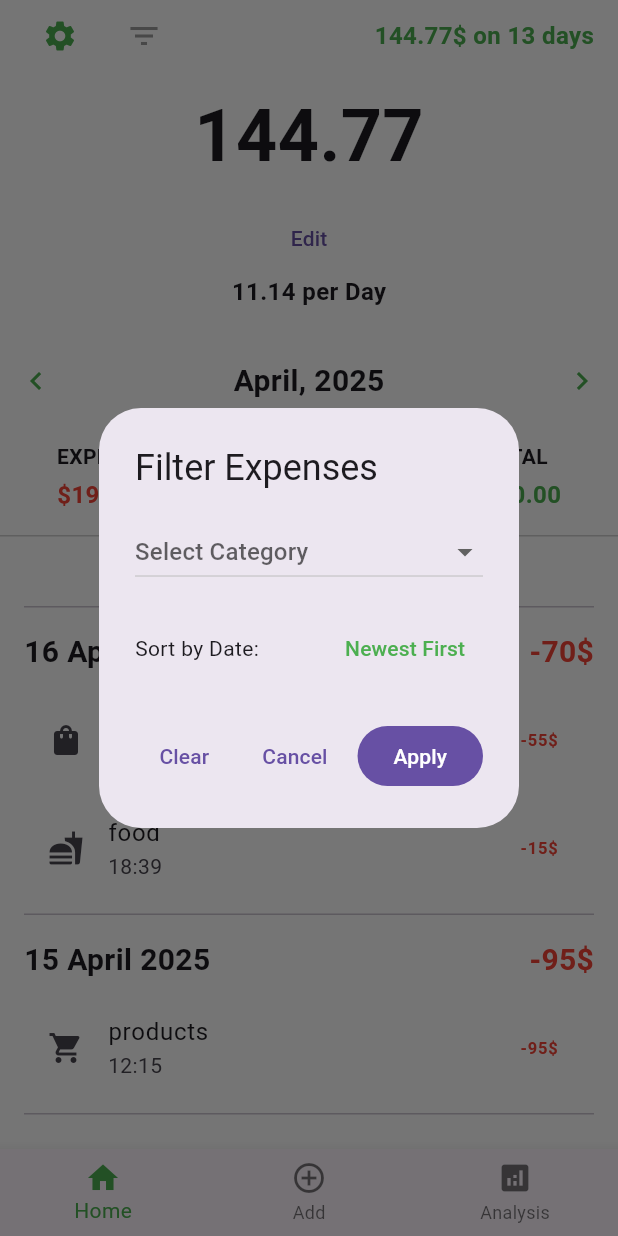
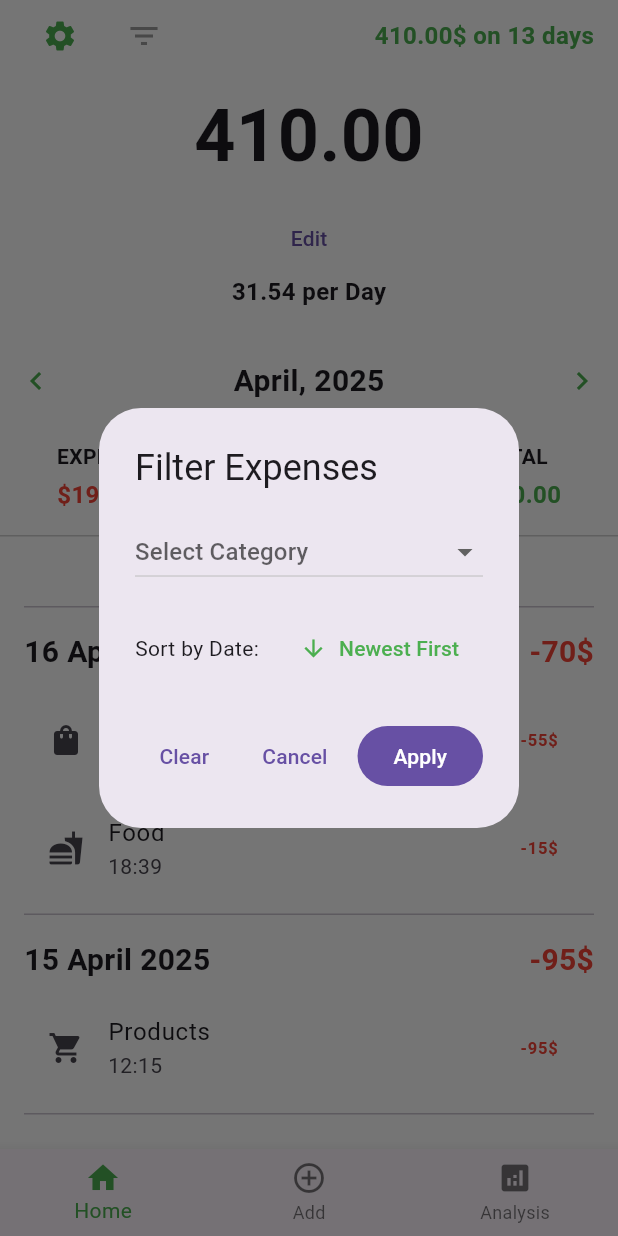
Before and after one commit to Hx8i/Flutter-project, a Flutter app: the screen it shows after launch, scrolled down 227 dp, after a tap on the "filter list" icon, on a phone screen of 412 x 824 dp. Run offline on Flutter 3.47's test engine with Material 3 defaults, Android fonts, the phone set to English and light mode, and no system bars.

```diff
--- a/lib/models/expense.dart
+++ b/lib/models/expense.dart
@@ -1,6 +1,25 @@
 import 'package:flutter/material.dart';
 
-enum ExpenseCategory {
+class ExpenseCategory {
+  final String name;
+  final IconData icon;
+  final bool isCustom;
+
+  const ExpenseCategory._(this.name, this.icon, {this.isCustom = false});
+
+  static const gym = ExpenseCategory._('Gym', Icons.fitness_center);
+  static const shopping = ExpenseCategory._('Shopping', Icons.shopping_bag);
+  static const food = ExpenseCategory._('Food', Icons.fastfood);
+  static const products = ExpenseCategory._('Products', Icons.shopping_cart);
+  static const other = ExpenseCategory._('Other', Icons.more_horiz);
+  static const medicine = ExpenseCategory._('Medicine', Icons.medical_services);
+  static const work = ExpenseCategory._('Work', Icons.work);
+  static const supplements = ExpenseCategory._('Supplements', Icons.medication);
+  static const cafe = ExpenseCategory._('Cafe', Icons.coffee);
+
+  static final List<ExpenseCategory> _customCategories = [];
+
+  static List<ExpenseCategory> get defaultCategories => [
     gym,
     shopping,
     food,
@@ -9,32 +28,34 @@ enum ExpenseCategory {
     medicine,
     work,
     supplements,
-  cafe
+    cafe,
+  ];
+
+  static List<ExpenseCategory> get allCategories => [
+    ...defaultCategories,
+    ..._customCategories,
+  ];
+
+  static ExpenseCategory custom(String name, IconData icon) {
+    final category = ExpenseCategory._(name, icon, isCustom: true);
+    _customCategories.add(category);
+    return category;
   }
 
-extension ExpenseCategoryExtension on ExpenseCategory {
-  IconData get icon {
-    switch (this) {
-      case ExpenseCategory.gym:
-        return Icons.fitness_center;
-      case ExpenseCategory.shopping:
-        return Icons.shopping_bag;
-      case ExpenseCategory.food:
-        return Icons.fastfood;
-      case ExpenseCategory.products:
-        return Icons.shopping_cart;
-      case ExpenseCategory.other:
-        return Icons.more_horiz;
-      case ExpenseCategory.medicine:
-        return Icons.medical_services;
-      case ExpenseCategory.work:
-        return Icons.work;
-      case ExpenseCategory.supplements:
-        return Icons.medication;
-      case ExpenseCategory.cafe:
-        return Icons.coffee;
-    }
-  }
+  @override
+  String toString() => name;
+
+  @override
+  bool operator ==(Object other) =>
+    identical(this, other) ||
+    other is ExpenseCategory &&
+    runtimeType == other.runtimeType &&
+    name == other.name &&
+    icon == other.icon &&
+    isCustom == other.isCustom;
+
+  @override
+  int get hashCode => Object.hash(name, icon, isCustom);
 }
 
 class Expense {
@@ -43,6 +64,7 @@ class Expense {
   final ExpenseCategory category;
   final double amount;
   final bool isIncome;
+  final String? note;
 
   Expense({
     required this.date,
@@ -50,5 +72,6 @@ class Expense {
     required this.category,
     required this.amount,
     this.isIncome = false,
+    this.note,
   });
 }
--- a/lib/screens/home_screen.dart
+++ b/lib/screens/home_screen.dart
@@ -1,28 +1,12 @@
 import 'package:flutter/material.dart';
 import '../models/expense.dart';
 import 'package:intl/intl.dart';
+import 'add_screen.dart';
 
 class HomeScreen extends StatefulWidget {
-  const HomeScreen({super.key});
-
-  @override
-  State<HomeScreen> createState() => _HomeScreenState();
-}
-
-class _HomeScreenState extends State<HomeScreen> {
-  double walletAmount = 144.77;
-  int daysRemaining = 13;
-  bool isEditing = false;
-  late double ExpensePerDay;  // Will be calculated in initState
-  final TextEditingController amountController = TextEditingController();
-  final TextEditingController daysController = TextEditingController();
-  int _selectedIndex = 0;
-  ExpenseCategory? selectedCategory;
-  bool isAscending = false;
-  DateTime selectedMonth = DateTime.now();
-
-  // Sample expense data with historical entries
-  final List<Expense> expenses = [
+  final Expense? initialExpense;
+  // Static list to maintain expenses across screen instances
+  static final List<Expense> allExpenses = [
     // April 2025 (Current month)
     Expense(
       date: DateTime(DateTime.now().subtract(const Duration(days: 0)).year, DateTime.now().subtract(const Duration(days: 0)).month, DateTime.now().subtract(const Duration(days: 0)).day),
@@ -123,39 +107,85 @@ class _HomeScreenState extends State<HomeScreen> {
     ),
   ];
 
+  const HomeScreen({
+    super.key,
+    this.initialExpense,
+  });
+
+  @override
+  State<HomeScreen> createState() => _HomeScreenState();
+}
+
+class _HomeScreenState extends State<HomeScreen> {
+  late double walletAmount;
+  int daysRemaining = 13;
+  bool isEditing = false;
+  late double ExpensePerDay;
+  final TextEditingController amountController = TextEditingController();
+  final TextEditingController daysController = TextEditingController();
+  int _selectedIndex = 0;
+  ExpenseCategory? selectedCategory;
+  bool isAscending = false;
+  DateTime selectedMonth = DateTime.now();
+
   @override
   void initState() {
     super.initState();
-    // Set initial month to April 2025
-    selectedMonth = DateTime(2025, 4);
+    selectedMonth = DateTime.now();
+    _calculateWalletAmount();
     amountController.text = walletAmount.toString();
     daysController.text = daysRemaining.toString();
     _calculateExpensePerDay();
+  }
+
+  void _calculateWalletAmount() {
+    // Calculate wallet amount based on current month's transactions
+    final currentMonthTransactions = HomeScreen.allExpenses.where((e) =>
+      e.date.year == selectedMonth.year &&
+      e.date.month == selectedMonth.month
+    );
+
+    walletAmount = double.parse(
+      currentMonthTransactions.fold<double>(
+        0.0,
+        (sum, expense) => sum + (expense.isIncome ? expense.amount : -expense.amount)
+      ).toStringAsFixed(2)
+    );
+  }
+
+  void _toggleEdit() {
+    setState(() {
+      if (isEditing) {
+        daysRemaining = int.tryParse(daysController.text) ?? daysRemaining;
+        _calculateExpensePerDay();
+      }
+      isEditing = !isEditing;
+    });
   }
 
   void _calculateExpensePerDay() {
     ExpensePerDay = double.parse((walletAmount / daysRemaining).toStringAsFixed(2));
   }
 
-  void _toggleEdit() {
+  void _previousMonth() {
     setState(() {
-      if (isEditing) {
-        // Update wallet amount
-        walletAmount = double.parse(
-          (double.tryParse(amountController.text) ?? walletAmount).toStringAsFixed(2)
-        );
-        // Update days remaining
-        daysRemaining = int.tryParse(daysController.text) ?? daysRemaining;
-        // Recalculate expense per day
-        _calculateExpensePerDay();
-      }
-      isEditing = !isEditing;
+      selectedMonth = DateTime(selectedMonth.year, selectedMonth.month - 1);
+      _calculateWalletAmount();
+      _calculateExpensePerDay();
     });
   }
 
-  // Update the getters for calculations
+  void _nextMonth() {
+    setState(() {
+      selectedMonth = DateTime(selectedMonth.year, selectedMonth.month + 1);
+      _calculateWalletAmount();
+      _calculateExpensePerDay();
+    });
+  }
+
+  // Update the getters for calculations to use the static list
   double get totalExpenses {
-    return double.parse(expenses
+    return double.parse(HomeScreen.allExpenses
         .where((e) => !e.isIncome &&
             e.date.year == selectedMonth.year &&
             e.date.month == selectedMonth.month)
@@ -164,7 +194,7 @@ class _HomeScreenState extends State<HomeScreen> {
   }
 
   double get totalIncome {
-    return double.parse(expenses
+    return double.parse(HomeScreen.allExpenses
         .where((e) => e.isIncome &&
             e.date.year == selectedMonth.year &&
             e.date.month == selectedMonth.month)
@@ -173,18 +203,6 @@ class _HomeScreenState extends State<HomeScreen> {
   }
 
   double get total => double.parse((totalIncome - totalExpenses).toStringAsFixed(2));
-
-  void _previousMonth() {
-    setState(() {
-      selectedMonth = DateTime(selectedMonth.year, selectedMonth.month - 1);
-    });
-  }
-
-  void _nextMonth() {
-    setState(() {
-      selectedMonth = DateTime(selectedMonth.year, selectedMonth.month + 1);
-    });
-  }
 
   @override
   void dispose() {
@@ -231,14 +249,26 @@ class _HomeScreenState extends State<HomeScreen> {
                     isExpanded: true,
                     value: selectedCategory,
                     hint: const Text('Select Category'),
-                    items: ExpenseCategory.values.map((category) {
+                    items: ExpenseCategory.allCategories.map((category) {
                       return DropdownMenuItem(
                         value: category,
                         child: Row(
                           children: [
                             Icon(category.icon, size: 20),
                             const SizedBox(width: 8),
-                            Text(category.toString().split('.').last),
+                            Text(category.name),
+                            if (category.isCustom)
+                              const Padding(
+                                padding: EdgeInsets.only(left: 8),
+                                child: Text(
+                                  '(Custom)',
+                                  style: TextStyle(
+                                    fontSize: 12,
+                                    color: Colors.grey,
+                                    fontStyle: FontStyle.italic,
+                                  ),
+                                ),
+                              ),
                           ],
                         ),
                       );
@@ -260,6 +290,10 @@ class _HomeScreenState extends State<HomeScreen> {
                             isAscending = !isAscending;
                           });
                         },
+                        icon: Icon(
+                          isAscending ? Icons.arrow_upward : Icons.arrow_downward,
+                          color: Colors.green,
+                        ),
                         label: Text(
                           !isAscending ? 'Newest First' : 'Oldest First',
                           style: const TextStyle(color: Colors.green),
@@ -304,6 +338,19 @@ class _HomeScreenState extends State<HomeScreen> {
   }
 
   void _onItemTapped(int index) {
+    if (index == 1) {
+      // Navigate to AddScreen
+      Navigator.pushReplacement(
+        context,
+        MaterialPageRoute(
+          builder: (context) => AddScreen(
+            currentWalletAmount: walletAmount,
+          ),
+        ),
+      );
+      return;
+    }
+
     setState(() {
       _selectedIndex = index;
     });
@@ -354,7 +401,7 @@ class _HomeScreenState extends State<HomeScreen> {
 
   Widget _buildExpenseList() {
     // First filter expenses by selected month
-    var filteredExpenses = expenses.where((e) =>
+    var filteredExpenses = HomeScreen.allExpenses.where((e) =>
       e.date.year == selectedMonth.year &&
       e.date.month == selectedMonth.month
     ).toList();
@@ -459,7 +506,7 @@ class _HomeScreenState extends State<HomeScreen> {
               ),
               ...dayExpenses.map((expense) => ListTile(
                 leading: Icon(expense.category.icon),
-                title: Text(expense.category.toString().split('.').last),
+                title: Text(expense.category.name),
                 trailing: Text(
                   '${expense.isIncome ? '+' : '-'}${expense.amount.toStringAsFixed(0)}\$',
                   style: TextStyle(
```
Also changed, not shown: lib/screens/add_screen.dart (added, +301 -0 lines). Lines whose indentation alone changed are shown as unchanged.
